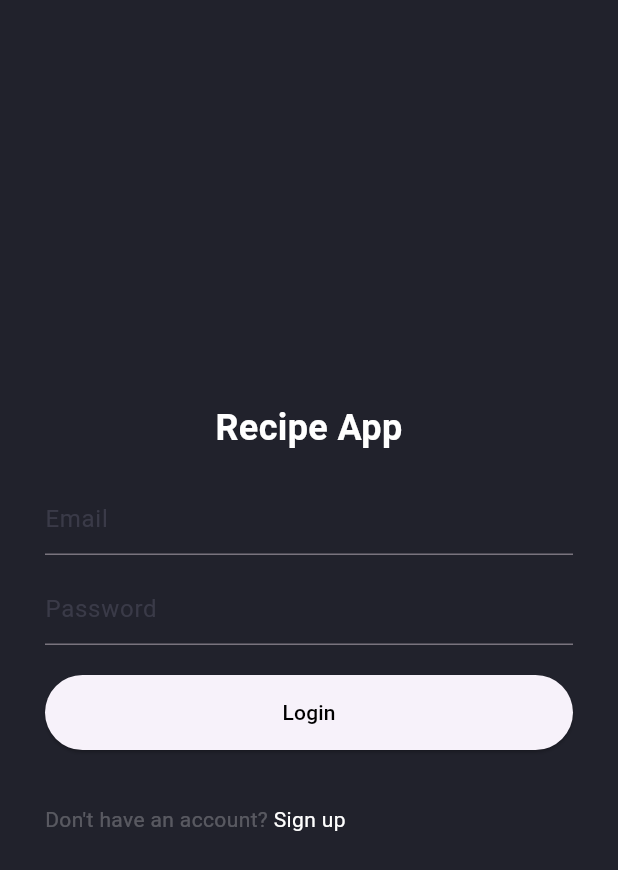
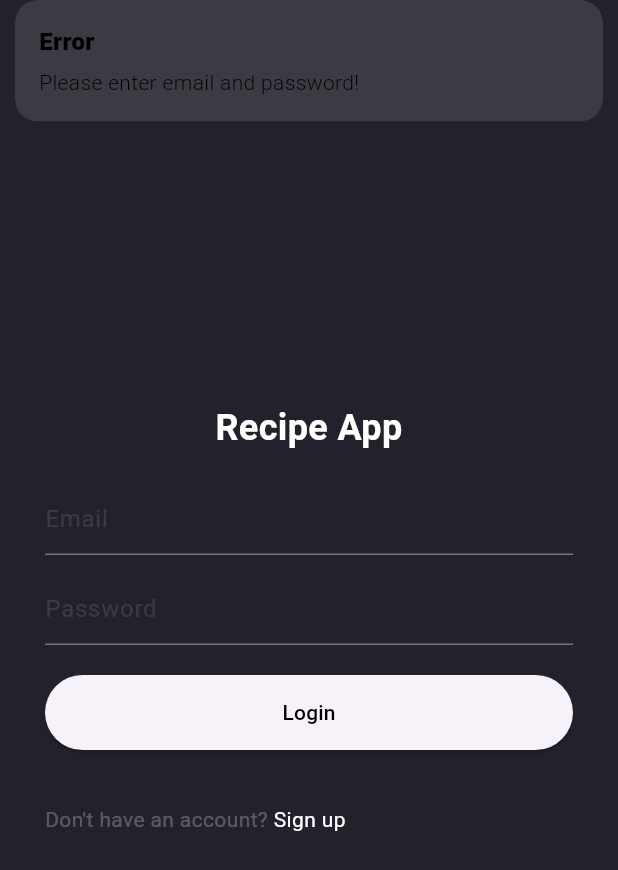
Before and after one commit to DenisGrudin1n/RecipeMobileApp, a Flutter app: the screen it shows after launch, after a tap on "Login", on a phone screen of 412 x 824 dp. Shown: the top 870 px of the screen. Run offline on Flutter 3.47's test engine with Material 3 defaults, Android fonts, the phone set to English and light mode, and no system bars; our stand-ins replace cloud_firestore, firebase_auth, firebase_core, flutter_screenutil, flutter_vector_icons, get; accounts and stored records are empty; project files that could hold a hidden picture were left out.

Commit message:
feat: persisting auth state + some upd & fixes

```diff
--- a/lib/main.dart
+++ b/lib/main.dart
@@ -1,3 +1,4 @@
+import 'package:firebase_auth/firebase_auth.dart';
 import 'package:firebase_core/firebase_core.dart';
 import 'package:flutter/material.dart';
 import 'package:flutter_screenutil/flutter_screenutil.dart';
@@ -5,9 +6,8 @@ import 'package:get/get.dart';
 import 'package:recipeapp/constants/constants.dart';
 import 'package:recipeapp/controllers/favorite_controller.dart';
 import 'package:recipeapp/firebase_options.dart';
+import 'package:recipeapp/views/entrypoint.dart';
 import 'package:recipeapp/views/login/login_page.dart';
-
-Widget defaultHome = const LoginPage();
 
 void main() async {
   Get.put(FavoriteController());
@@ -34,7 +34,25 @@ class MyApp extends StatelessWidget {
             iconTheme: const IconThemeData(color: kDark),
             primarySwatch: Colors.grey,
           ),
-          home: defaultHome,
+          home: StreamBuilder(
+              stream: FirebaseAuth.instance.authStateChanges(),
+              builder: (context, snapshot) {
+                if (snapshot.connectionState == ConnectionState.active) {
+                  if (snapshot.hasData) {
+                    return const MainScreen();
+                  } else if (snapshot.hasError) {
+                    return Center(
+                      child: Text('${snapshot.error}'),
+                    );
+                  }
+                }
+                if (snapshot.connectionState == ConnectionState.waiting) {
+                  return const Center(
+                    child: CircularProgressIndicator(color: kDark),
+                  );
+                }
+                return const LoginPage();
+              }),
         );
       },
     );
--- a/lib/services/auth_methods.dart
+++ b/lib/services/auth_methods.dart
@@ -11,14 +11,13 @@ class AuthMethods {
     required String email,
     required String password,
   }) async {
-    String res = "Some error occured";
+    String res = "Error";
     try {
       if (username.isNotEmpty || email.isNotEmpty || password.isNotEmpty) {
         // register user
         UserCredential cred = await _auth.createUserWithEmailAndPassword(
             email: email, password: password);
 
-        print(cred.user!.uid);
         // add user to database
         _firestore.collection('users').doc(cred.user!.uid).set({
           'username': username,
--- a/lib/views/login/login_form.dart
+++ b/lib/views/login/login_form.dart
@@ -1,6 +1,8 @@
 import 'package:flutter/material.dart';
+import 'package:get/get.dart';
 import 'package:recipeapp/constants/constants.dart';
 import 'package:recipeapp/services/auth_methods.dart';
+import 'package:recipeapp/views/entrypoint.dart';
 import 'package:recipeapp/views/login/signup_page.dart';
 
 class LoginForm extends StatefulWidget {
@@ -13,23 +15,22 @@ class LoginForm extends StatefulWidget {
 class _LoginFormState extends State<LoginForm> {
   final TextEditingController _emailController = TextEditingController();
   final TextEditingController _passwordController = TextEditingController();
-  bool isLoading = false;
+  bool _isLoading = false;
 
   void loginUser() async {
     setState(() {
-      isLoading = true;
+      _isLoading = true;
     });
-
     String res = await AuthMethods().loginUser(
         email: _emailController.text, password: _passwordController.text);
-
-    if (res == "Success") {
-      //
-    } else {}
-
-    setState(() {
-      isLoading = false;
-    });
+    if (res == 'Success') {
+      Get.offAll(const MainScreen());
+    } else {
+      setState(() {
+        _isLoading = false;
+      });
+      Get.snackbar('Error', res);
+    }
   }
 
   @override
@@ -69,14 +70,11 @@ class _LoginFormState extends State<LoginForm> {
           ),
           const SizedBox(height: 20.0),
           ElevatedButton(
-            onPressed: () {
-              // Handle the login button click here
-              loginUser();
-            },
+            onPressed: () => loginUser(),
             style: ElevatedButton.styleFrom(
               minimumSize: const Size(double.infinity, 50),
             ),
-            child: isLoading
+            child: _isLoading
                 ? const Center(
                     child: CircularProgressIndicator(
                       color: kDark,
@@ -95,10 +93,7 @@ class _LoginFormState extends State<LoginForm> {
                 style: TextStyle(color: kWhite.withOpacity(0.25)),
               ),
               GestureDetector(
-                onTap: () => Navigator.push(
-                  context,
-                  MaterialPageRoute(builder: (context) => const SignUpPage()),
-                ),
+                onTap: () => Get.to(const SignUpPage()),
                 child: const Text(
                   "Sign up",
                   style: TextStyle(color: kWhite),
```
Also changed, not shown: lib/views/login/signup_form.dart (+40 -15 lines), lib/views/profile/profile_page.dart (+15 -4 lines).
